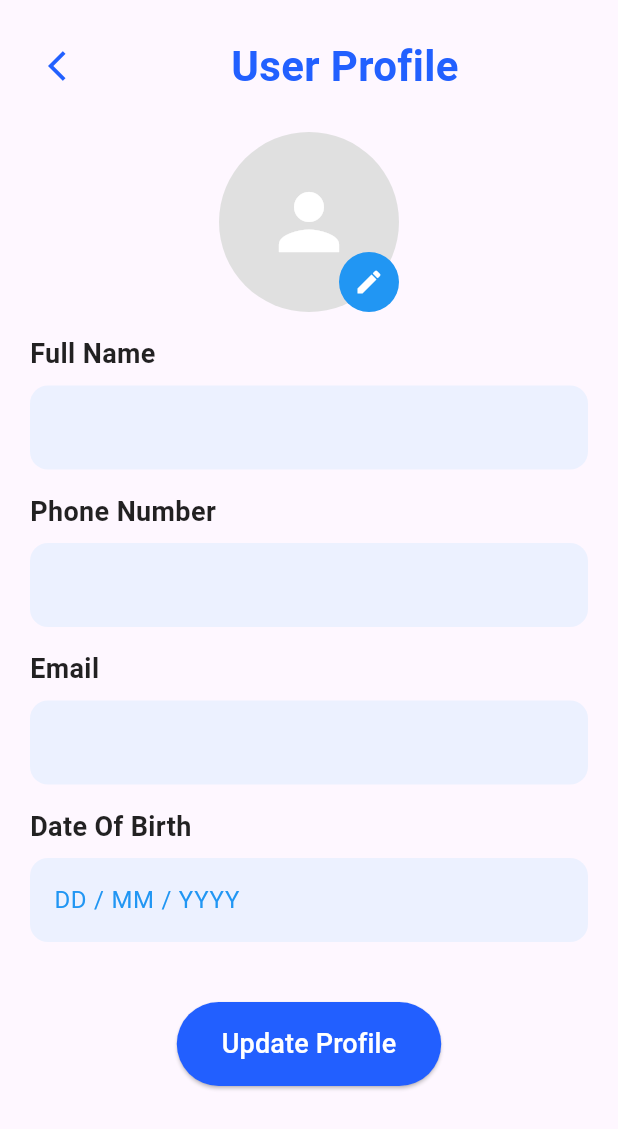
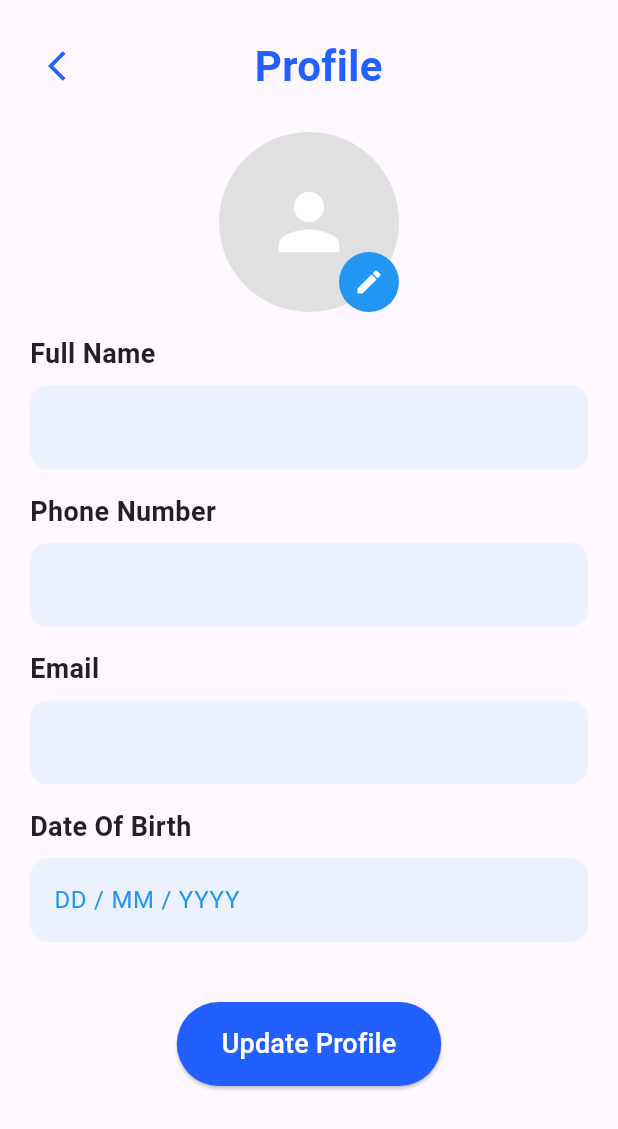
Before and after one commit to sahan-chamod/LifeBalance, a Flutter app: the UserProfileScreen screen opened by its route, on a phone screen of 412 x 824 dp. Shown: the top 1129 px of the screen. Run offline on Flutter 3.47's test engine with Material 3 defaults, Android fonts, the phone set to English and light mode, and no system bars; our stand-ins replace cloud_firestore, file_picker, firebase_auth, firebase_core, image_picker, sqflite; accounts and stored records are empty; network calls fail.

Commit message:
spaces added

```diff
--- a/lib/screens/profile/ProfileScreen.dart
+++ b/lib/screens/profile/ProfileScreen.dart
@@ -91,7 +91,7 @@ class _ProfileScreenState extends State<ProfileScreen> {
                     Expanded(
                       child: Center(
                         child: Text(
-                          "Profile",
+                          "My Profile",
                           textAlign: TextAlign.center,
                           style: const TextStyle(
                             color: AppColors.primaryColor,
@@ -101,6 +101,7 @@ class _ProfileScreenState extends State<ProfileScreen> {
                         ),
                       ),
                     ),
+                    SizedBox(width: 45,)
                   ],
                 ),
                 Row(
--- a/lib/screens/profile/UserProfileScreen.dart
+++ b/lib/screens/profile/UserProfileScreen.dart
@@ -115,7 +115,7 @@ class _UserProfileScreenState extends State<UserProfileScreen> {
                     Expanded(
                       child: Center(
                         child: Text(
-                          "User Profile",
+                          "Profile",
                           textAlign: TextAlign.center,
                           style: const TextStyle(
                             color: AppColors.primaryColor,
@@ -125,6 +125,7 @@ class _UserProfileScreenState extends State<UserProfileScreen> {
                         ),
                       ),
                     ),
+                    SizedBox(width: 35.0,)
                   ],
                 ),
                 const SizedBox(height: 20,),
```
